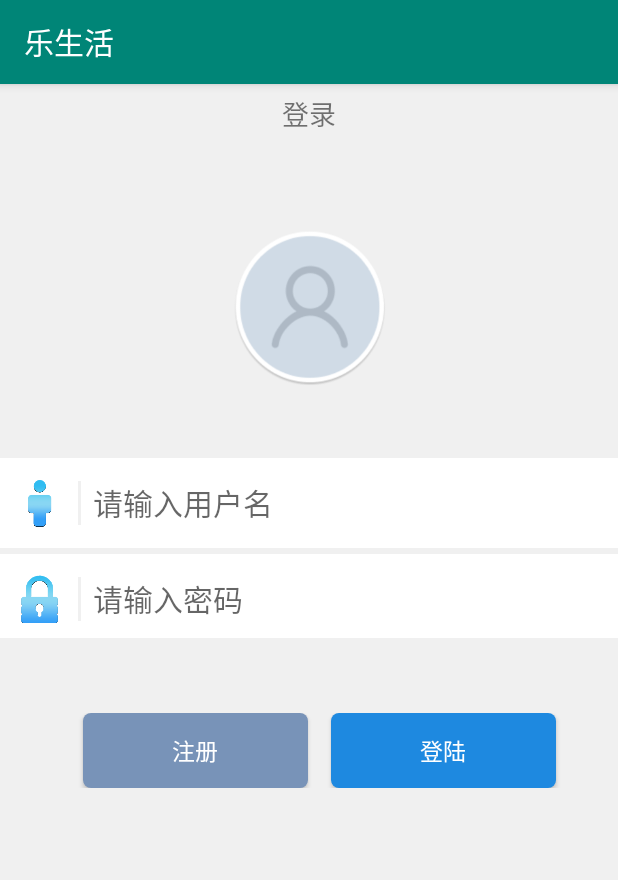
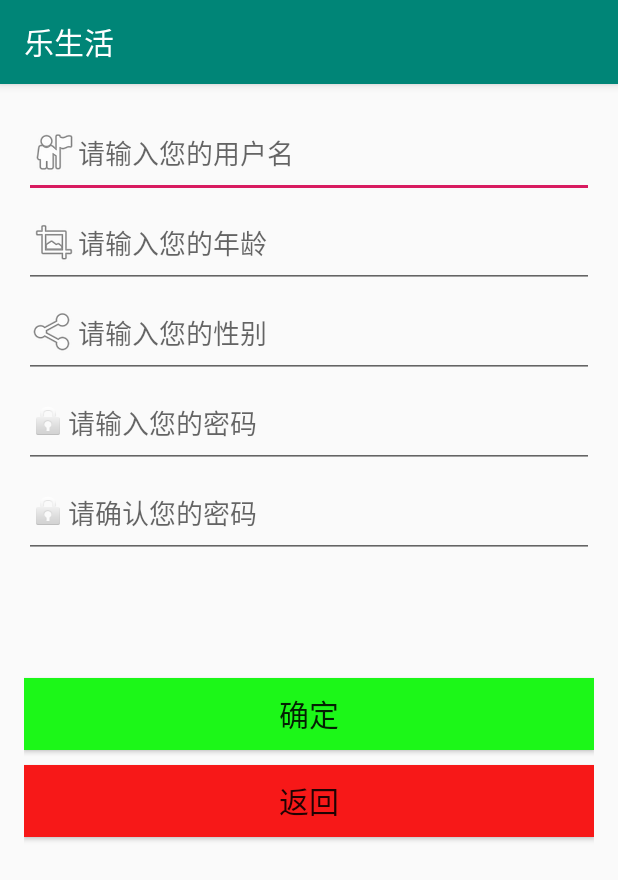
Before and after one commit to yddjyy/map, an Android app: the screen it shows after launch (login before the commit, personregist after it), after a tap on "注册", on a phone screen of 412 x 824 dp. Shown: the top 880 px of the screen. Run offline under Robolectric (Android 15) with nearby library versions, the phone set to English and light mode, and no system bars.

Commit message:
1月2日中午鉴权失败

```diff
--- a/app/src/main/AndroidManifest.xml
+++ b/app/src/main/AndroidManifest.xml
@@ -23,10 +23,11 @@
         android:roundIcon="@mipmap/ic_launcher_round"
         android:supportsRtl="true"
         android:theme="@style/AppTheme">
-        <activity android:name=".personupdata"></activity>
+        <activity android:name=".personregist"></activity>
+        <activity android:name=".personupdata" />
         <activity android:name=".personmessage" />
         <activity android:name=".history" />
-        <activity android:name=".person"></activity>
+        <activity android:name=".person" />
         <activity android:name=".login">
             <intent-filter>
                 <action android:name="android.intent.action.MAIN" />
--- a/app/src/main/java/com/my/map/login.java
+++ b/app/src/main/java/com/my/map/login.java
@@ -104,28 +104,12 @@ public class login extends AppCompatActivity {
 
             }
         });
-        Button signup = (Button) findViewById(R.id.register);
+        final Button signup = (Button) findViewById(R.id.register);
         signup.setOnClickListener(new View.OnClickListener() {
             @Override
             public void onClick(View view) {
-                String username = ((EditText) findViewById(R.id.username)).getText().toString();
-                String password = ((EditText) findViewById(R.id.password)).getText().toString();
-                System.out.println(username + "," + password + "-----------------------------");
-                if (UserService.signUp(username, password))
-                    runOnUiThread(new Runnable() {
-                        @Override
-                        public void run() {
-                            Toast.makeText(login.this, "注册成功", Toast.LENGTH_SHORT).show();
-                        }
-                    });
-                else {
-                    runOnUiThread(new Runnable() {
-                        @Override
-                        public void run() {
-                            Toast.makeText(login.this, "注册失败", Toast.LENGTH_SHORT).show();
-                        }
-                    });
-                }
+                Intent intent=new Intent(login.this,personregist.class);
+                startActivity(intent);
             }
         });
     }
--- /dev/null
+++ b/app/src/main/java/com/my/map/personregist.java
@@ -0,0 +1,101 @@
+package com.my.map;
+
+import androidx.appcompat.app.AppCompatActivity;
+
+import android.content.Intent;
+import android.os.Bundle;
+import android.view.View;
+import android.widget.Button;
+import android.widget.EditText;
+import android.widget.TextView;
+import android.widget.Toast;
+
+import java.io.IOException;
+
+import okhttp3.Call;
+import okhttp3.Callback;
+import okhttp3.OkHttpClient;
+import okhttp3.Request;
+import okhttp3.Response;
+
+public class personregist extends AppCompatActivity {
+
+    @Override
+    protected void onCreate(Bundle savedInstanceState) {
+        super.onCreate(savedInstanceState);
+        setContentView(R.layout.activity_personregist);
+        final EditText resetpwd_edit_name=(EditText) findViewById(R.id.resetpwd_edit_name);
+        final EditText resetpwd_edit_age=(EditText) findViewById(R.id.resetpwd_edit_age);
+        final EditText resetpwd_edit_sex=(EditText) findViewById(R.id.resetpwd_edit_sex);
+        final EditText resetpwd_edit_pwd_old=(EditText) findViewById(R.id.resetpwd_edit_pwd_old);
+        final EditText resetpwd_edit_pwd_new=(EditText) findViewById(R.id.resetpwd_edit_pwd_new);
+        final TextView resetpwd_edit_show=(TextView) findViewById(R.id.resetpwd_edit_show);
+        Button register_btn_cancel=(Button)findViewById(R.id.register_btn_cancel);
+        Button register_btn_sure=(Button) findViewById(R.id.register_btn_sure);
+        register_btn_sure.setOnClickListener(new View.OnClickListener() {
+            @Override
+            public void onClick(View v) {
+                String  resetpwd_edit_name=((EditText) findViewById(R.id.resetpwd_edit_name)).getText().toString();
+                String  resetpwd_edit_age=((EditText) findViewById(R.id.resetpwd_edit_age)).getText().toString();
+                String  resetpwd_edit_sex=((EditText) findViewById(R.id.resetpwd_edit_sex)).getText().toString();
+                String  resetpwd_edit_pwd_old=((EditText) findViewById(R.id.resetpwd_edit_pwd_old)).getText().toString();
+                String  resetpwd_edit_pwd_new=((EditText) findViewById(R.id.resetpwd_edit_pwd_new)).getText().toString();
+                String sex="";
+                if(resetpwd_edit_sex.equals("女")){
+                    sex="f";
+                }
+                else {
+                    sex="m";
+                }
+                if(resetpwd_edit_pwd_old.equals(resetpwd_edit_pwd_new)){
+                  if(resetpwd_edit_name!=""){
+                      System.out.println("这是注册的"+resetpwd_edit_name);
+                      String url = "http://192.168.1.109:8080/Android/Userregist?username="+resetpwd_edit_name+"&password="+resetpwd_edit_pwd_old+"&age="+resetpwd_edit_age+"&sex="+sex;
+                      OkHttpClient okHttpClient = new OkHttpClient();
+                      final Request request = new Request.Builder()
+                              .url(url)
+                              .get()//默认就是GET请求，可以不写
+                              .build();
+                      Call call = okHttpClient.newCall(request);
+                      call.enqueue(new Callback() {
+                          @Override
+                          public void onFailure(Call call, IOException e) {
+                          }
+
+                          @Override
+                          public void onResponse(Call call, final Response response) throws IOException {
+                              // Log.e(TAG,"成功：" );//resonse.body只能调用一次
+               /* JSONObject jsonObject = JSONObject.parseObject(response.body().string());
+               Log.e(TAG,"成功：" +jsonObject.getString("username"));*/
+                              runOnUiThread(new Runnable() {
+                                  @Override
+                                  public void run() {
+                                      try {
+                                          Toast.makeText(personregist.this, "注册成功", Toast.LENGTH_SHORT).show();
+                                          resetpwd_edit_show.setText("注册成功");
+                                      }catch (Exception e){
+                                          System.out.println(e);
+                                      }
+                                  }
+                              });
+                          }
+                      });
+                  }
+                  else {
+                      resetpwd_edit_show.setText("请填写用户名");
+                  }
+                }
+                else {
+                     resetpwd_edit_show.setText("两次密码输入不一致");
+                }
+            }
+        });
+       register_btn_cancel.setOnClickListener(new View.OnClickListener() {
+           @Override
+           public void onClick(View v) {
+               Intent intent=new Intent(personregist.this,login.class);
+               startActivity(intent);
+           }
+       });
+    }
+}
--- a/app/src/main/res/layout/activity_history.xml
+++ b/app/src/main/res/layout/activity_history.xml
@@ -12,7 +12,7 @@
         <TextView
             android:layout_width="0dp"
             android:layout_height="wrap_content"
-            android:layout_weight="1"
+            android:layout_weight="3"
             android:textSize="18sp"
             android:gravity="center"
             android:textStyle="bold"
@@ -20,7 +20,7 @@
         <TextView
             android:layout_width="0dp"
             android:layout_height="wrap_content"
-            android:layout_weight="1"
+            android:layout_weight="2"
             android:textSize="18sp"
             android:gravity="center"
             android:textStyle="bold"
--- a/app/src/main/res/layout/activity_regist.xml
+++ b/app/src/main/res/layout/activity_personregist.xml
@@ -76,6 +76,15 @@
         android:layout_centerHorizontal="true"
         android:hint="请确认您的密码" />
 
+    <TextView
+        android:layout_width="fill_parent"
+        android:layout_height="60dp"
+        android:gravity="center_vertical"
+        android:ems="10"
+        android:id="@+id/resetpwd_edit_show"
+        android:layout_below="@+id/resetpwd_edit_pwd_new"
+        android:layout_centerHorizontal="true"
+        android:hint="" />
     <Button
         android:layout_width="fill_parent"
         android:layout_height="wrap_content"
@@ -83,15 +92,15 @@
         android:id="@+id/register_btn_sure"
         android:textSize="20dp"
         android:background="#1cf718"
-        android:layout_below="@+id/resetpwd_edit_pwd_new"
-        android:layout_alignLeft="@+id/resetpwd_edit_pwd_new"
-        android:layout_alignStart="@+id/resetpwd_edit_pwd_new"
+        android:layout_below="@+id/resetpwd_edit_show"
+        android:layout_alignLeft="@+id/resetpwd_edit_show"
+        android:layout_alignStart="@+id/resetpwd_edit_show"
         android:layout_marginTop="20dp" />
 
     <Button
         android:layout_width="fill_parent"
         android:layout_height="wrap_content"
-        android:text="取消"
+        android:text="返回"
         android:id="@+id/register_btn_cancel"
         android:textSize="20dp"
         android:background="#f71818"
--- a/app/src/main/res/layout/simple_layout.xml
+++ b/app/src/main/res/layout/simple_layout.xml
@@ -12,7 +12,7 @@
             android:id="@+id/times"
             android:layout_width="0dp"
             android:layout_height="match_parent"
-            android:layout_weight="1"
+            android:layout_weight="3"
             android:textSize="25sp"
             android:gravity="center"
             android:textColor="#000"></TextView>
@@ -20,7 +20,7 @@
             android:id="@+id/kilometer"
             android:layout_width="0dp"
             android:layout_height="match_parent"
-            android:layout_weight="1"
+            android:layout_weight="2"
             android:textColor="#400"
             android:gravity="center"
             android:textSize="25sp"></TextView>
```
